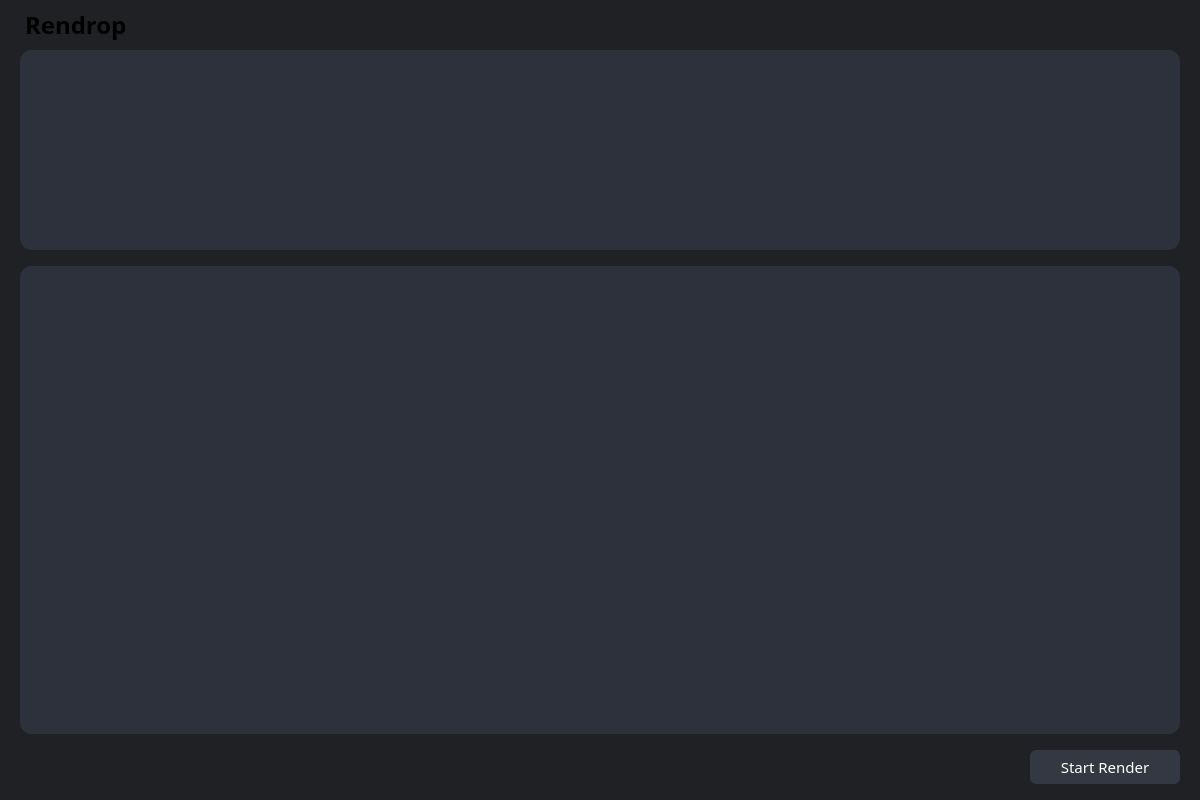
First picture: the form in ui/widget.ui, repository newo-ether/Rendrop, before the edit.
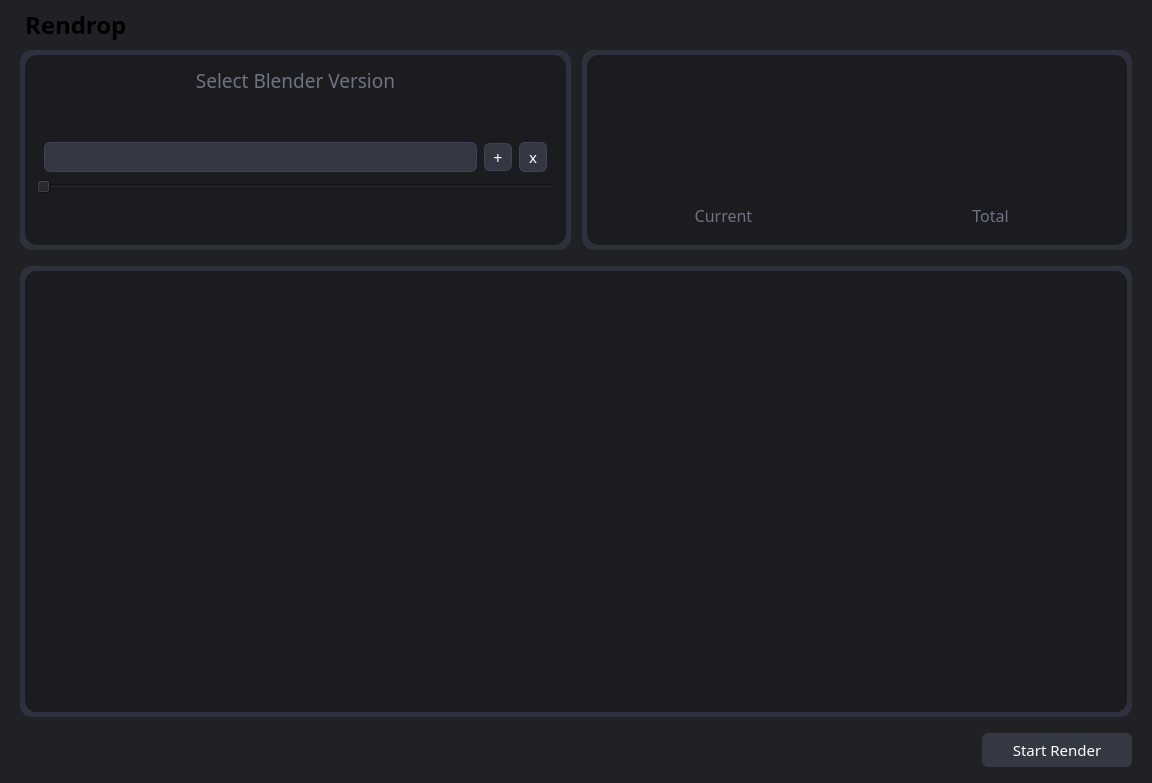
Second picture: the form after the edit. Icons and pictures are not drawn. Custom widgets are drawn as their Qt base class.

Commit message: implemented blender version manager.

```diff
--- a/ui/widget.ui
+++ b/ui/widget.ui
@@ -6,8 +6,8 @@
    <rect>
     <x>0</x>
     <y>0</y>
-    <width>1200</width>
-    <height>800</height>
+    <width>1152</width>
+    <height>783</height>
    </rect>
   </property>
   <property name="minimumSize">
@@ -18,7 +18,7 @@
   </property>
   <property name="font">
    <font>
-    <family>Product Sans</family>
+    <family>Bitcount Single</family>
     <pointsize>8</pointsize>
    </font>
   </property>
@@ -70,7 +70,7 @@
       </property>
       <item>
        <widget class="QWidget" name="titleBar" native="true">
-        <layout class="QFormLayout" name="formLayout_2">
+        <layout class="QVBoxLayout" name="verticalLayout_5">
          <property name="leftMargin">
           <number>5</number>
          </property>
@@ -83,7 +83,7 @@
          <property name="bottomMargin">
           <number>0</number>
          </property>
-         <item row="0" column="0" colspan="2">
+         <item>
           <layout class="QHBoxLayout" name="horizontalLayout_2">
            <property name="spacing">
             <number>7</number>
@@ -131,46 +131,600 @@
        </widget>
       </item>
       <item>
-       <widget class="QWidget" name="infoWidget" native="true">
-        <property name="minimumSize">
-         <size>
-          <width>0</width>
-          <height>200</height>
-         </size>
+       <layout class="QHBoxLayout" name="horizontalLayout_6">
+        <property name="spacing">
+         <number>11</number>
         </property>
-        <property name="styleSheet">
-         <string notr="true">QWidget#infoWidget {
-	background-color: #2C313C;
-	border: 0px solid #555A66;    /* 深色边框 */
-	border-radius: 12px;
-	color: #E0E0E0;
-}</string>
+        <property name="sizeConstraint">
+         <enum>QLayout::SizeConstraint::SetDefaultConstraint</enum>
         </property>
-        <layout class="QHBoxLayout" name="horizontalLayout_3">
-         <item>
-          <layout class="QHBoxLayout" name="horizontalLayout_4">
+        <property name="leftMargin">
+         <number>0</number>
+        </property>
+        <property name="topMargin">
+         <number>0</number>
+        </property>
+        <item>
+         <widget class="QWidget" name="selectorContainer" native="true">
+          <property name="minimumSize">
+           <size>
+            <width>0</width>
+            <height>200</height>
+           </size>
+          </property>
+          <property name="maximumSize">
+           <size>
+            <width>16777215</width>
+            <height>200</height>
+           </size>
+          </property>
+          <property name="styleSheet">
+           <string notr="true">background-color: #2C313C;
+border: 0px solid #555A66;
+border-radius: 12px;
+color: #E0E0E0;</string>
+          </property>
+          <layout class="QVBoxLayout" name="verticalLayout_2">
            <property name="leftMargin">
-            <number>20</number>
+            <number>5</number>
            </property>
            <property name="topMargin">
-            <number>20</number>
+            <number>5</number>
            </property>
            <property name="rightMargin">
-            <number>20</number>
+            <number>5</number>
            </property>
            <property name="bottomMargin">
-            <number>20</number>
+            <number>5</number>
            </property>
            <item>
-            <widget class="RingProgressBar" name="widget_2" native="true"/>
+            <widget class="QWidget" name="selectorWidgetContent" native="true">
+             <property name="minimumSize">
+              <size>
+               <width>0</width>
+               <height>0</height>
+              </size>
+             </property>
+             <property name="maximumSize">
+              <size>
+               <width>16777215</width>
+               <height>16777215</height>
+              </size>
+             </property>
+             <property name="styleSheet">
+              <string notr="true">border-radius: 12px;
+background-color: rgb(26, 28, 32);</string>
+             </property>
+             <layout class="QVBoxLayout" name="verticalLayout_3">
+              <property name="spacing">
+               <number>7</number>
+              </property>
+              <property name="leftMargin">
+               <number>11</number>
+              </property>
+              <property name="topMargin">
+               <number>11</number>
+              </property>
+              <property name="rightMargin">
+               <number>11</number>
+              </property>
+              <property name="bottomMargin">
+               <number>11</number>
+              </property>
+              <item>
+               <widget class="QLabel" name="label">
+                <property name="font">
+                 <font>
+                  <family>Bitcount Single</family>
+                  <pointsize>14</pointsize>
+                 </font>
+                </property>
+                <property name="styleSheet">
+                 <string notr="true">color: rgb(110, 115, 130);</string>
+                </property>
+                <property name="text">
+                 <string>Select Blender Version</string>
+                </property>
+                <property name="alignment">
+                 <set>Qt::AlignmentFlag::AlignCenter</set>
+                </property>
+               </widget>
+              </item>
+              <item>
+               <spacer name="verticalSpacer">
+                <property name="orientation">
+                 <enum>Qt::Orientation::Vertical</enum>
+                </property>
+                <property name="sizeType">
+                 <enum>QSizePolicy::Policy::Maximum</enum>
+                </property>
+                <property name="sizeHint" stdset="0">
+                 <size>
+                  <width>20</width>
+                  <height>40</height>
+                 </size>
+                </property>
+               </spacer>
+              </item>
+              <item>
+               <layout class="QHBoxLayout" name="selectorHorizontalLayout">
+                <property name="leftMargin">
+                 <number>8</number>
+                </property>
+                <property name="rightMargin">
+                 <number>8</number>
+                </property>
+                <item>
+                 <widget class="QComboBox" name="comboBox">
+                  <property name="minimumSize">
+                   <size>
+                    <width>0</width>
+                    <height>30</height>
+                   </size>
+                  </property>
+                  <property name="maximumSize">
+                   <size>
+                    <width>16777215</width>
+                    <height>30</height>
+                   </size>
+                  </property>
+                  <property name="font">
+                   <font>
+                    <family>Bitcount Single</family>
+                    <pointsize>-1</pointsize>
+                   </font>
+                  </property>
+                  <property name="styleSheet">
+                   <string notr="true">QComboBox {
+    background-color: #333842;
+    border-radius: 6px;
+	border: 1px solid rgb(65, 65, 85);
+    padding: 6px 28px 6px 12px;
+    color: white;
+    font-size: 14px;
+}
+
+QComboBox:hover {
+    background-color: #4B5362;
+}
+
+QComboBox::drop-down {
+    subcontrol-origin: padding;
+    subcontrol-position: top right;
+    width: 24px;
+    border-left: none;
+}
+
+QComboBox::down-arrow {
+    image: url(:/icon/down_arrow.ico);
+    width: 10px;
+    height: 10px;
+}
+
+QComboBox QAbstractItemView {
+    background-color: #333842;
+    border: 1px solid #555A66;
+    border-radius: 6px;
+    padding: 4px;
+    color: white;
+    selection-background-color: #4B5362;
+    selection-color: white;
+	outline: none;
+}
+
+QComboBox QAbstractItemView::item:hover {
+    background-color: #4B5362;
+	border-left: 3px solid #0078d7;
+	border-radius: 6px;
+	padding: 2px;
+}
+
+QComboBox QAbstractItemView::item:selected {
+    background-color: #4B5362;
+	border-left: 3px solid #0078d7;
+	border-radius: 6px;
+	padding: 2px;
+}</string>
+                  </property>
+                  <property name="iconSize">
+                   <size>
+                    <width>16</width>
+                    <height>16</height>
+                   </size>
+                  </property>
+                 </widget>
+                </item>
+                <item>
+                 <widget class="QPushButton" name="addButton">
+                  <property name="minimumSize">
+                   <size>
+                    <width>28</width>
+                    <height>28</height>
+                   </size>
+                  </property>
+                  <property name="maximumSize">
+                   <size>
+                    <width>28</width>
+                    <height>28</height>
+                   </size>
+                  </property>
+                  <property name="font">
+                   <font>
+                    <family>Bitcount Single</family>
+                    <pointsize>12</pointsize>
+                   </font>
+                  </property>
+                  <property name="styleSheet">
+                   <string notr="true">QPushButton {
+    background-color: #333842;
+    border-radius: 6px;
+	border: 1px solid rgb(65, 65, 85);
+    color: white;
+}
+
+QPushButton:hover {
+    background-color: #4B5362;
+    color: white;
+}
+
+QPushButton:pressed {
+    background-color: #2B2F38;
+    color: white;
+}</string>
+                  </property>
+                  <property name="text">
+                   <string>+</string>
+                  </property>
+                 </widget>
+                </item>
+                <item>
+                 <widget class="QPushButton" name="deleteButton">
+                  <property name="minimumSize">
+                   <size>
+                    <width>28</width>
+                    <height>28</height>
+                   </size>
+                  </property>
+                  <property name="maximumSize">
+                   <size>
+                    <width>28</width>
+                    <height>30</height>
+                   </size>
+                  </property>
+                  <property name="font">
+                   <font>
+                    <family>Bitcount Single</family>
+                    <pointsize>11</pointsize>
+                   </font>
+                  </property>
+                  <property name="styleSheet">
+                   <string notr="true">QPushButton {
+    background-color: #333842;
+    border-radius: 6px;
+	border: 1px solid rgb(65, 65, 85);
+    color: white;
+}
+
+QPushButton:hover {
+    background-color: #4B5362;
+    color: white;
+}
+
+QPushButton:pressed {
+    background-color: #2B2F38;
+    color: white;
+}</string>
+                  </property>
+                  <property name="text">
+                   <string>x</string>
+                  </property>
+                 </widget>
+                </item>
+               </layout>
+              </item>
+              <item>
+               <widget class="QSlider" name="horizontalSlider">
+                <property name="sizePolicy">
+                 <sizepolicy hsizetype="Preferred" vsizetype="Fixed">
+                  <horstretch>0</horstretch>
+                  <verstretch>0</verstretch>
+                 </sizepolicy>
+                </property>
+                <property name="minimumSize">
+                 <size>
+                  <width>0</width>
+                  <height>0</height>
+                 </size>
+                </property>
+                <property name="maximumSize">
+                 <size>
+                  <width>16777215</width>
+                  <height>16777215</height>
+                 </size>
+                </property>
+                <property name="maximum">
+                 <number>10000</number>
+                </property>
+                <property name="orientation">
+                 <enum>Qt::Orientation::Horizontal</enum>
+                </property>
+               </widget>
+              </item>
+              <item>
+               <spacer name="verticalSpacer_3">
+                <property name="orientation">
+                 <enum>Qt::Orientation::Vertical</enum>
+                </property>
+                <property name="sizeType">
+                 <enum>QSizePolicy::Policy::Maximum</enum>
+                </property>
+                <property name="sizeHint" stdset="0">
+                 <size>
+                  <width>20</width>
+                  <height>40</height>
+                 </size>
+                </property>
+               </spacer>
+              </item>
+             </layout>
+            </widget>
            </item>
+          </layout>
+         </widget>
+        </item>
+        <item>
+         <widget class="QWidget" name="infoWidgetContainer" native="true">
+          <property name="minimumSize">
+           <size>
+            <width>0</width>
+            <height>200</height>
+           </size>
+          </property>
+          <property name="maximumSize">
+           <size>
+            <width>16777215</width>
+            <height>200</height>
+           </size>
+          </property>
+          <property name="styleSheet">
+           <string notr="true">background-color: #2C313C;
+border: 0px solid #555A66;
+border-radius: 12px;
+color: #E0E0E0;</string>
+          </property>
+          <layout class="QVBoxLayout" name="verticalLayout_8">
+           <property name="leftMargin">
+            <number>5</number>
+           </property>
+           <property name="topMargin">
+            <number>5</number>
+           </property>
+           <property name="rightMargin">
+            <number>5</number>
+           </property>
+           <property name="bottomMargin">
+            <number>5</number>
+           </property>
            <item>
-            <widget class="RingProgressBar" name="widget_3" native="true"/>
+            <widget class="QWidget" name="infoWidget" native="true">
+             <property name="minimumSize">
+              <size>
+               <width>0</width>
+               <height>0</height>
+              </size>
+             </property>
+             <property name="maximumSize">
+              <size>
+               <width>16777215</width>
+               <height>16777215</height>
+              </size>
+             </property>
+             <property name="styleSheet">
+              <string notr="true">border-radius: 12px;
+background-color: rgb(26, 28, 32);</string>
+             </property>
+             <layout class="QHBoxLayout" name="horizontalLayout_3">
+              <property name="spacing">
+               <number>7</number>
+              </property>
+              <property name="leftMargin">
+               <number>8</number>
+              </property>
+              <property name="topMargin">
+               <number>8</number>
+              </property>
+              <property name="rightMargin">
+               <number>8</number>
+              </property>
+              <property name="bottomMargin">
+               <number>8</number>
+              </property>
+              <item>
+               <layout class="QHBoxLayout" name="horizontalLayout_4">
+                <property name="spacing">
+                 <number>10</number>
+                </property>
+                <property name="leftMargin">
+                 <number>0</number>
+                </property>
+                <property name="topMargin">
+                 <number>0</number>
+                </property>
+                <property name="rightMargin">
+                 <number>0</number>
+                </property>
+                <property name="bottomMargin">
+                 <number>0</number>
+                </property>
+                <item>
+                 <layout class="QVBoxLayout" name="verticalLayout_6">
+                  <property name="spacing">
+                   <number>11</number>
+                  </property>
+                  <property name="leftMargin">
+                   <number>0</number>
+                  </property>
+                  <property name="topMargin">
+                   <number>0</number>
+                  </property>
+                  <property name="rightMargin">
+                   <number>0</number>
+                  </property>
+                  <property name="bottomMargin">
+                   <number>0</number>
+                  </property>
+                  <item>
+                   <spacer name="verticalSpacer_6">
+                    <property name="orientation">
+                     <enum>Qt::Orientation::Vertical</enum>
+                    </property>
+                    <property name="sizeType">
+                     <enum>QSizePolicy::Policy::Maximum</enum>
+                    </property>
+                    <property name="sizeHint" stdset="0">
+                     <size>
+                      <width>20</width>
+                      <height>40</height>
+                     </size>
+                    </property>
+                   </spacer>
+                  </item>
+                  <item>
+                   <widget class="RingProgressBar" name="currentProgressBar" native="true">
+                    <property name="minimumSize">
+                     <size>
+                      <width>120</width>
+                      <height>120</height>
+                     </size>
+                    </property>
+                   </widget>
+                  </item>
+                  <item>
+                   <widget class="QLabel" name="currentText">
+                    <property name="font">
+                     <font>
+                      <family>Bitcount Single</family>
+                      <pointsize>12</pointsize>
+                     </font>
+                    </property>
+                    <property name="styleSheet">
+                     <string notr="true">color: rgb(110, 115, 130);</string>
+                    </property>
+                    <property name="text">
+                     <string>Current</string>
+                    </property>
+                    <property name="alignment">
+                     <set>Qt::AlignmentFlag::AlignCenter</set>
+                    </property>
+                   </widget>
+                  </item>
+                  <item>
+                   <spacer name="verticalSpacer_4">
+                    <property name="orientation">
+                     <enum>Qt::Orientation::Vertical</enum>
+                    </property>
+                    <property name="sizeType">
+                     <enum>QSizePolicy::Policy::Maximum</enum>
+                    </property>
+                    <property name="sizeHint" stdset="0">
+                     <size>
+                      <width>20</width>
+                      <height>40</height>
+                     </size>
+                    </property>
+                   </spacer>
+                  </item>
+                 </layout>
+                </item>
+                <item>
+                 <layout class="QVBoxLayout" name="verticalLayout_7">
+                  <property name="spacing">
+                   <number>11</number>
+                  </property>
+                  <property name="leftMargin">
+                   <number>0</number>
+                  </property>
+                  <property name="topMargin">
+                   <number>0</number>
+                  </property>
+                  <property name="rightMargin">
+                   <number>0</number>
+                  </property>
+                  <property name="bottomMargin">
+                   <number>0</number>
+                  </property>
+                  <item>
+                   <spacer name="verticalSpacer_7">
+                    <property name="orientation">
+                     <enum>Qt::Orientation::Vertical</enum>
+                    </property>
+                    <property name="sizeType">
+                     <enum>QSizePolicy::Policy::Maximum</enum>
+                    </property>
+                    <property name="sizeHint" stdset="0">
+                     <size>
+                      <width>20</width>
+                      <height>40</height>
+                     </size>
+                    </property>
+                   </spacer>
+                  </item>
+                  <item>
+                   <widget class="RingProgressBar" name="totalProgressBar" native="true">
+                    <property name="minimumSize">
+                     <size>
+                      <width>120</width>
+                      <height>120</height>
+                     </size>
+                    </property>
+                   </widget>
+                  </item>
+                  <item>
+                   <widget class="QLabel" name="totalText">
+                    <property name="font">
+                     <font>
+                      <family>Bitcount Single</family>
+                      <pointsize>12</pointsize>
+                     </font>
+                    </property>
+                    <property name="styleSheet">
+                     <string notr="true">color: rgb(110, 115, 130);</string>
+                    </property>
+                    <property name="text">
+                     <string>Total</string>
+                    </property>
+                    <property name="alignment">
+                     <set>Qt::AlignmentFlag::AlignCenter</set>
+                    </property>
+                   </widget>
+                  </item>
+                  <item>
+                   <spacer name="verticalSpacer_5">
+                    <property name="orientation">
+                     <enum>Qt::Orientation::Vertical</enum>
+                    </property>
+                    <property name="sizeType">
+                     <enum>QSizePolicy::Policy::Maximum</enum>
+                    </property>
+                    <property name="sizeHint" stdset="0">
+                     <size>
+                      <width>20</width>
+                      <height>40</height>
+                     </size>
+                    </property>
+                   </spacer>
+                  </item>
+                 </layout>
+                </item>
+               </layout>
+              </item>
+             </layout>
+            </widget>
            </item>
           </layout>
-         </item>
-        </layout>
-       </widget>
+         </widget>
+        </item>
+       </layout>
       </item>
       <item>
        <spacer name="verticalSpacer_2">
@@ -189,35 +743,71 @@
        </spacer>
       </item>
       <item>
-       <widget class="QScrollArea" name="scrollArea">
+       <widget class="QWidget" name="scrollAreaContainer" native="true">
+        <property name="minimumSize">
+         <size>
+          <width>0</width>
+          <height>0</height>
+         </size>
+        </property>
+        <property name="maximumSize">
+         <size>
+          <width>16777215</width>
+          <height>16777215</height>
+         </size>
+        </property>
         <property name="styleSheet">
-         <string notr="true">/* 通用基础样式 */
+         <string notr="true">border-radius: 12px;
+background-color: #2C313C;</string>
+        </property>
+        <layout class="QVBoxLayout" name="verticalLayout_4">
+         <property name="spacing">
+          <number>9</number>
+         </property>
+         <property name="leftMargin">
+          <number>5</number>
+         </property>
+         <property name="topMargin">
+          <number>5</number>
+         </property>
+         <property name="rightMargin">
+          <number>5</number>
+         </property>
+         <property name="bottomMargin">
+          <number>5</number>
+         </property>
+         <item>
+          <widget class="QScrollArea" name="scrollArea">
+           <property name="styleSheet">
+            <string notr="true">QScrollArea#scrollArea {
+	background-color: rgb(26, 28, 32);
+	border: none;
+	border-radius: 12px;
+	color: #E0E0E0;
+}
+
 QScrollBar:vertical, QScrollBar:horizontal {
-    background: #2C2F36;           /* 滚动条背景 */
- 	border: 1px solid #555A66;    /* 深色边框 */
+    background: #2C2F36;
+ 	border: 1px solid #555A66;
     border-radius: 6px;
     margin: 2px;
 }
 
-/* 滚动条滑块（thumb） */
 QScrollBar::handle:vertical, QScrollBar::handle:horizontal {
-    background: #5C6BC0;           /* Material 蓝紫色调 */
+    background: #5C6BC0;
     min-height: 20px;
     min-width: 20px;
     border-radius: 6px;
 }
 
-/* 悬停状态的滑块 */
 QScrollBar::handle:hover {
     background: #7986CB;           /* 稍亮，悬停高亮 */
 }
 
-/* 按下状态 */
 QScrollBar::handle:pressed {
     background: #3F51B5;           /* 深色按压 */
 }
 
-/* 上/下箭头按钮（可隐藏） */
 QScrollBar::sub-line,
 QScrollBar::add-line {
     background: none;
@@ -225,68 +815,77 @@
     height: 0px;
 }
 
-/* 滚动条轨道上的剩余区域 */
 QScrollBar::sub-page,
 QScrollBar::add-page {
     background: none;
-}
-
-QScrollArea#scrollArea {
-	background-color: #2C313C;
-	border: 0px solid #555A66;    /* 深色边框 */
-	border-radius: 12px;
-	color: #E0E0E0;
 }</string>
-        </property>
-        <property name="frameShape">
-         <enum>QFrame::Shape::StyledPanel</enum>
-        </property>
-        <property name="widgetResizable">
-         <bool>true</bool>
-        </property>
-        <widget class="QWidget" name="scrollAreaWidgetContents">
-         <property name="geometry">
-          <rect>
-           <x>0</x>
-           <y>0</y>
-           <width>1160</width>
-           <height>467</height>
-          </rect>
-         </property>
-         <property name="styleSheet">
-          <string notr="true">QWidget#scrollAreaWidgetContents {
-	background-color: transparent;
-	border: none;
-	font-family: &quot;Product Sans&quot;;
-}</string>
-         </property>
-         <layout class="QVBoxLayout" name="scrollAreaVerticalLayout">
-          <property name="spacing">
-           <number>9</number>
-          </property>
-          <item>
-           <spacer name="fileBarVerticalSpacer">
-            <property name="orientation">
-             <enum>Qt::Orientation::Vertical</enum>
+           </property>
+           <property name="frameShape">
+            <enum>QFrame::Shape::StyledPanel</enum>
+           </property>
+           <property name="verticalScrollBarPolicy">
+            <enum>Qt::ScrollBarPolicy::ScrollBarAsNeeded</enum>
+           </property>
+           <property name="horizontalScrollBarPolicy">
+            <enum>Qt::ScrollBarPolicy::ScrollBarAlwaysOff</enum>
+           </property>
+           <property name="widgetResizable">
+            <bool>true</bool>
+           </property>
+           <widget class="QWidget" name="scrollAreaContent">
+            <property name="geometry">
+             <rect>
+              <x>0</x>
+              <y>0</y>
+              <width>1102</width>
+              <height>438</height>
+             </rect>
             </property>
-            <property name="sizeHint" stdset="0">
-             <size>
-              <width>20</width>
-              <height>40</height>
-             </size>
-            </property>
-           </spacer>
-          </item>
-          <item>
-           <widget class="QWidget" name="scrollAreaSizeWidget" native="true">
             <property name="styleSheet">
-             <string notr="true">border: none;
+             <string notr="true">background-color: rgb(26, 28, 32);
+border: none;
+border-radius: 12px;
+color: #E0E0E0;</string>
+            </property>
+            <layout class="QVBoxLayout" name="scrollAreaVerticalLayout">
+             <property name="spacing">
+              <number>9</number>
+             </property>
+             <item>
+              <spacer name="fileBarVerticalSpacer">
+               <property name="orientation">
+                <enum>Qt::Orientation::Vertical</enum>
+               </property>
+               <property name="sizeType">
+                <enum>QSizePolicy::Policy::Expanding</enum>
+               </property>
+               <property name="sizeHint" stdset="0">
+                <size>
+                 <width>20</width>
+                 <height>40</height>
+                </size>
+               </property>
+              </spacer>
+             </item>
+             <item>
+              <widget class="QWidget" name="scrollAreaSizeWidget" native="true">
+               <property name="maximumSize">
+                <size>
+                 <width>16777215</width>
+                 <height>0</height>
+                </size>
+               </property>
+               <property name="styleSheet">
+                <string notr="true">border: none;
 background: transparent;</string>
-            </property>
+               </property>
+              </widget>
+             </item>
+            </layout>
            </widget>
-          </item>
-         </layout>
-        </widget>
+          </widget>
+         </item>
+        </layout>
        </widget>
       </item>
       <item>
@@ -335,8 +934,8 @@
            </font>
           </property>
           <property name="styleSheet">
-           <string notr="true">QPushButton#renderButton {
-    background-color: #333842;    /* 深色背景 */
+           <string notr="true">QPushButton {
+    background-color: #333842;
     border-radius: 6px;
     color: white;
     padding: 6px 6px;
```
Left out of the diff: 12 changed lines with no effect on the pictures. The commit also changes 14 other files.
